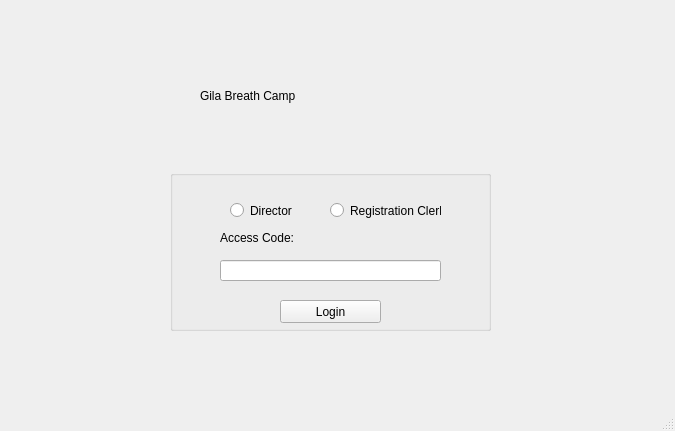
This is ui-pyqt/campRegMain_Login.ui in songzhm/Camp-Registration as Qt 5 draws it before an edit. The edited form follows.
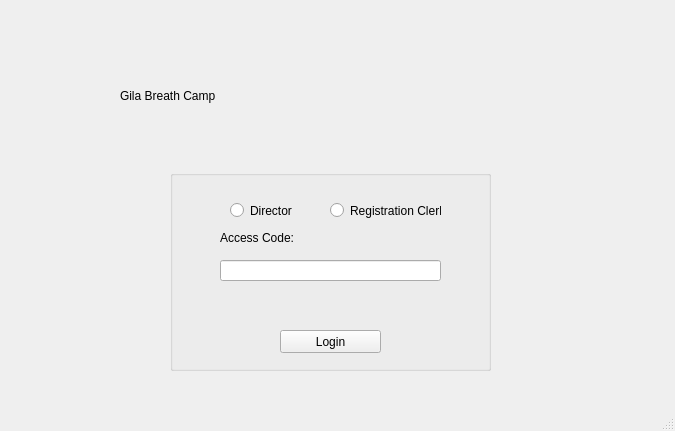
This is the edited form.

Commit message: edit user login window

Patch:
```diff
--- a/ui-pyqt/campRegMain_Login.ui
+++ b/ui-pyqt/campRegMain_Login.ui
@@ -17,7 +17,7 @@
    <widget class="QLabel" name="label">
     <property name="geometry">
      <rect>
-      <x>200</x>
+      <x>120</x>
       <y>20</y>
       <width>471</width>
       <height>151</height>
@@ -36,7 +36,7 @@
       <x>170</x>
       <y>170</y>
       <width>321</width>
-      <height>161</height>
+      <height>201</height>
      </rect>
     </property>
     <property name="title">
@@ -95,7 +95,7 @@
      <property name="geometry">
       <rect>
        <x>110</x>
-       <y>130</y>
+       <y>160</y>
        <width>101</width>
        <height>23</height>
       </rect>
@@ -104,6 +104,19 @@
       <string>Login</string>
      </property>
     </widget>
+    <widget class="QLabel" name="labelLogin">
+     <property name="geometry">
+      <rect>
+       <x>20</x>
+       <y>120</y>
+       <width>281</width>
+       <height>23</height>
+      </rect>
+     </property>
+     <property name="text">
+      <string/>
+     </property>
+    </widget>
    </widget>
   </widget>
   <widget class="QStatusBar" name="statusbar"/>
```
The commit also changes 1 other file.
